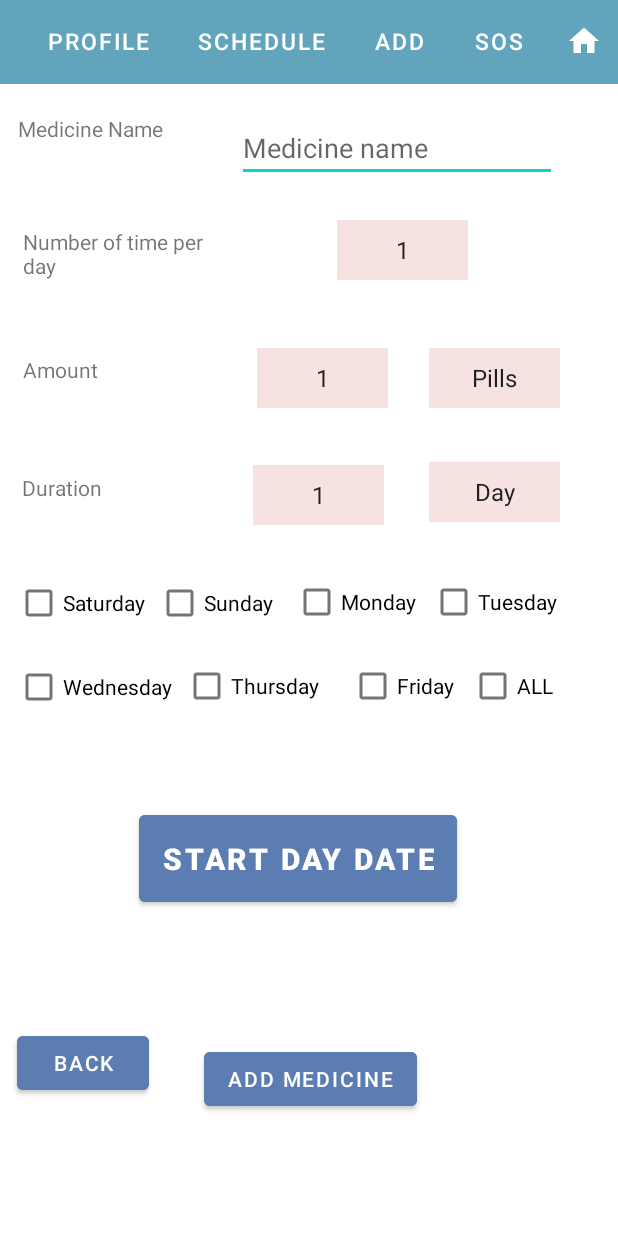
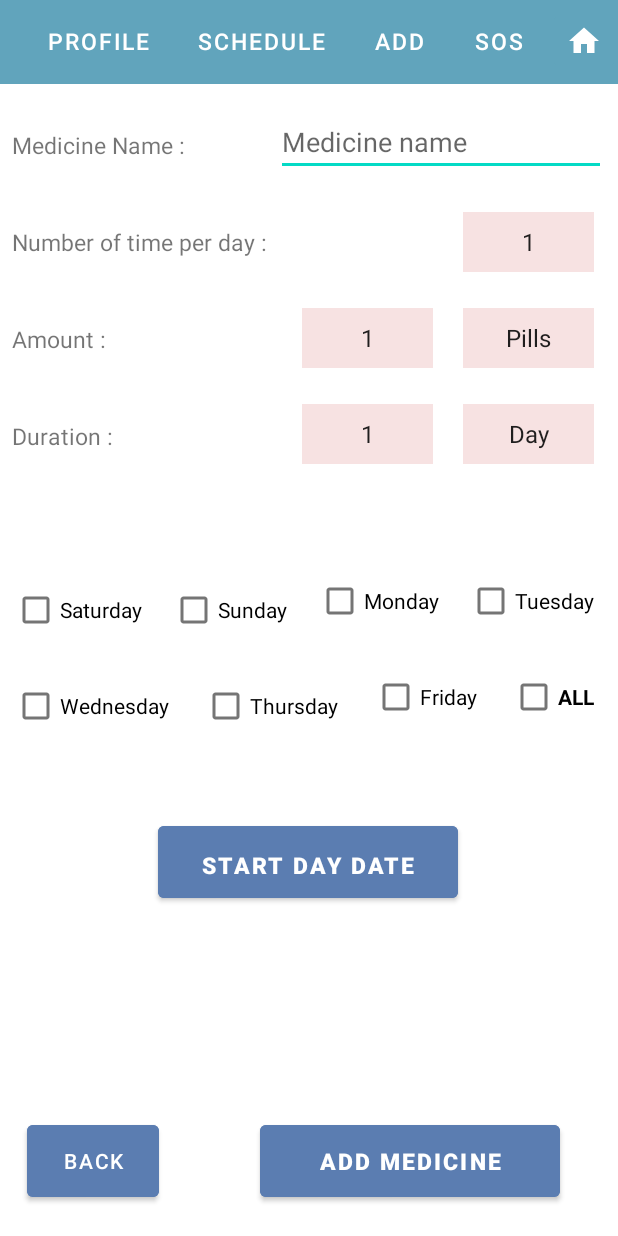
Before and after one commit to MohammedManni/CPIT99Project, an Android app: the Add_Medicine_Text screen opened directly, with no data from a screen before it, on a phone screen of 412 x 824 dp. Run offline under Robolectric (Android 15) with nearby library versions, the phone set to English and light mode, and no system bars.

Commit message:
(Add medicine Text--> design )

```diff
--- a/app/src/main/res/layout/add_medicine_text.xml
+++ b/app/src/main/res/layout/add_medicine_text.xml
@@ -1,6 +1,5 @@
 <?xml version="1.0" encoding="utf-8"?>
-<androidx.constraintlayout.widget.ConstraintLayout
-    xmlns:android="http://schemas.android.com/apk/res/android"
+<androidx.constraintlayout.widget.ConstraintLayout xmlns:android="http://schemas.android.com/apk/res/android"
     xmlns:app="http://schemas.android.com/apk/res-auto"
     xmlns:tools="http://schemas.android.com/tools"
     android:layout_width="match_parent"
@@ -12,9 +11,10 @@
         android:id="@+id/Monday"
         android:layout_width="wrap_content"
         android:layout_height="wrap_content"
-        android:layout_marginStart="13dp"
-        android:layout_marginTop="27dp"
+        android:layout_marginTop="67dp"
         android:text="Monday"
+        app:layout_constraintEnd_toStartOf="@+id/Tuesday"
+        app:layout_constraintHorizontal_bias="0.5"
         app:layout_constraintStart_toEndOf="@+id/Sunday"
         app:layout_constraintTop_toBottomOf="@+id/numberDurationSpin" />
 
@@ -22,8 +22,8 @@
         android:id="@+id/Wednesday"
         android:layout_width="wrap_content"
         android:layout_height="wrap_content"
-        android:layout_marginStart="10dp"
-        android:layout_marginTop="8dp"
+        android:layout_marginStart="8dp"
+        android:layout_marginTop="16dp"
         android:text="Wednesday"
         app:layout_constraintStart_toStartOf="parent"
         app:layout_constraintTop_toBottomOf="@+id/Saturday" />
@@ -32,21 +32,20 @@
         android:id="@+id/Tuesday"
         android:layout_width="wrap_content"
         android:layout_height="wrap_content"
-        android:layout_marginStart="8dp"
-        android:layout_marginTop="29dp"
-        android:layout_marginEnd="40dp"
+        android:layout_marginTop="67dp"
+        android:layout_marginEnd="16dp"
         android:text="Tuesday"
         app:layout_constraintEnd_toEndOf="parent"
-        app:layout_constraintStart_toEndOf="@+id/Monday"
         app:layout_constraintTop_toBottomOf="@+id/TextDurationSpin" />
 
     <CheckBox
         android:id="@+id/Friday"
         android:layout_width="wrap_content"
         android:layout_height="wrap_content"
-        android:layout_marginStart="20dp"
-        android:layout_marginTop="8dp"
+        android:layout_marginTop="16dp"
         android:text="Friday"
+        app:layout_constraintEnd_toStartOf="@+id/ALL"
+        app:layout_constraintHorizontal_bias="0.5"
         app:layout_constraintStart_toEndOf="@+id/Thursday"
         app:layout_constraintTop_toBottomOf="@+id/Monday" />
 
@@ -54,20 +53,19 @@
         android:id="@+id/ALL"
         android:layout_width="wrap_content"
         android:layout_height="wrap_content"
-        android:layout_marginStart="13dp"
-        android:layout_marginTop="8dp"
-        android:layout_marginEnd="47dp"
+        android:layout_marginTop="16dp"
+        android:layout_marginEnd="16dp"
         android:text="ALL"
+        android:textStyle="bold"
         app:layout_constraintEnd_toEndOf="parent"
-        app:layout_constraintStart_toEndOf="@+id/Friday"
         app:layout_constraintTop_toBottomOf="@+id/Tuesday" />
 
     <CheckBox
         android:id="@+id/Saturday"
         android:layout_width="wrap_content"
         android:layout_height="wrap_content"
-        android:layout_marginStart="10dp"
-        android:layout_marginTop="27dp"
+        android:layout_marginStart="8dp"
+        android:layout_marginTop="67dp"
         android:text="Saturday"
         app:layout_constraintStart_toStartOf="parent"
         app:layout_constraintTop_toBottomOf="@+id/DurtaionTextView" />
@@ -76,19 +74,21 @@
         android:id="@+id/Thursday"
         android:layout_width="wrap_content"
         android:layout_height="wrap_content"
-        android:layout_marginStart="7dp"
-        android:layout_marginTop="8dp"
+        android:layout_marginTop="16dp"
         android:text="Thursday"
+        app:layout_constraintEnd_toStartOf="@+id/Friday"
+        app:layout_constraintHorizontal_bias="0.5"
         app:layout_constraintStart_toEndOf="@+id/Wednesday"
-        app:layout_constraintTop_toBottomOf="@+id/Monday" />
+        app:layout_constraintTop_toBottomOf="@+id/Sunday" />
 
     <CheckBox
         android:id="@+id/Sunday"
         android:layout_width="wrap_content"
         android:layout_height="wrap_content"
-        android:layout_marginStart="7dp"
-        android:layout_marginTop="27dp"
+        android:layout_marginTop="67dp"
         android:text="Sunday"
+        app:layout_constraintEnd_toStartOf="@+id/Monday"
+        app:layout_constraintHorizontal_bias="0.5"
         app:layout_constraintStart_toEndOf="@+id/Saturday"
         app:layout_constraintTop_toBottomOf="@+id/DurtaionTextView" />
 
@@ -99,171 +99,188 @@
 
     <TextView
         android:id="@+id/MedicineName"
-        android:layout_width="134dp"
+        android:layout_width="175dp"
         android:layout_height="35dp"
-        android:layout_marginStart="12dp"
-        android:layout_marginTop="20dp"
-        android:text="Medicine Name"
+        android:layout_marginStart="8dp"
+        android:layout_marginTop="30dp"
+        android:text="Medicine Name :"
+
+        android:textSize="15dp"
         app:layout_constraintStart_toStartOf="parent"
         app:layout_constraintTop_toBottomOf="@+id/toolbarMedication" />
 
+
     <TextView
         android:id="@+id/numberOfTimeView"
-        android:layout_width="134dp"
+        android:layout_width="175dp"
         android:layout_height="35dp"
-        android:layout_marginStart="15dp"
-        android:layout_marginTop="40dp"
-        android:text="Number of time per day"
+        android:layout_marginStart="8dp"
+        android:layout_marginTop="29dp"
+        android:text="Number of time per day :"
+        android:textSize="15dp"
         app:layout_constraintStart_toStartOf="parent"
         app:layout_constraintTop_toBottomOf="@+id/MedicineName" />
 
 
     <TextView
         android:id="@+id/amountTextView"
-        android:layout_width="134dp"
+        android:layout_width="175dp"
         android:layout_height="35dp"
-        android:layout_marginStart="15dp"
-        android:layout_marginTop="50dp"
-        android:text="Amount"
+        android:layout_marginStart="8dp"
+        android:layout_marginTop="29dp"
+        android:text="Amount :"
+        android:textSize="15dp"
         app:layout_constraintStart_toStartOf="parent"
         app:layout_constraintTop_toBottomOf="@+id/numberOfTimeView" />
 
 
     <TextView
         android:id="@+id/DurtaionTextView"
-        android:layout_width="134dp"
+        android:layout_width="175dp"
         android:layout_height="35dp"
-        android:layout_marginStart="15dp"
-        android:layout_marginTop="43dp"
-        android:text="Duration"
-        app:layout_constraintEnd_toStartOf="@+id/numberDurationSpin"
+        android:layout_marginStart="8dp"
+        android:layout_marginTop="29dp"
+        android:text="Duration :"
+        android:textSize="15dp"
         app:layout_constraintStart_toStartOf="parent"
         app:layout_constraintTop_toBottomOf="@+id/amountTextView" />
 
     <EditText
         android:id="@+id/EditMedicineName"
-        android:layout_width="wrap_content"
+        android:layout_width="220dp"
         android:layout_height="wrap_content"
-        android:layout_marginStart="12dp"
-        android:layout_marginTop="20dp"
-        android:ems="10"
+
+        android:layout_marginTop="16dp"
+        android:layout_marginEnd="8dp"
         android:hint="Medicine name"
         android:inputType="textAutoCorrect"
-        app:layout_constraintStart_toEndOf="@+id/MedicineName"
+        app:layout_constraintEnd_toEndOf="parent"
         app:layout_constraintTop_toBottomOf="@+id/toolbarMedication" />
-
 
     <Button
         android:id="@+id/Add_medicine"
-        android:layout_width="wrap_content"
-        android:layout_height="wrap_content"
-        android:layout_marginStart="34dp"
-        android:layout_marginTop="53dp"
-        android:layout_marginEnd="132dp"
-        android:layout_marginBottom="46dp"
+        android:layout_width="200dp"
+        android:layout_height="60dp"
+        android:layout_marginStart="67dp"
+        android:layout_marginEnd="39dp"
+        android:layout_marginBottom="20dp"
         android:backgroundTint="#5B7DB1"
         android:text="Add Medicine"
+        android:textSize="15dp"
+        android:textStyle="bold"
         app:layout_constraintBottom_toBottomOf="parent"
         app:layout_constraintEnd_toEndOf="parent"
-        app:layout_constraintStart_toEndOf="@+id/back"
-        app:layout_constraintTop_toBottomOf="@+id/Start_day_DATE" />
+        app:layout_constraintStart_toEndOf="@+id/back" />
 
     <Button
         android:id="@+id/back"
         android:layout_width="wrap_content"
-        android:layout_height="wrap_content"
-        android:layout_marginStart="9dp"
-        android:layout_marginTop="157dp"
-        android:layout_marginBottom="46dp"
+        android:layout_height="60dp"
+        android:layout_marginStart="18dp"
+        android:layout_marginBottom="20dp"
         android:backgroundTint="#5B7DB1"
         android:text="Back"
         app:layout_constraintBottom_toBottomOf="parent"
-        app:layout_constraintEnd_toStartOf="@+id/Add_medicine"
-        app:layout_constraintStart_toStartOf="parent"
-        app:layout_constraintTop_toBottomOf="@+id/Wednesday" />
+        app:layout_constraintStart_toStartOf="parent" />
 
     <Spinner
         android:id="@+id/numberDurationSpin"
         android:layout_width="87dp"
         android:layout_height="40dp"
-        android:layout_marginStart="20dp"
-        android:layout_marginTop="38dp"
-        android:layout_marginEnd="30dp"
+        android:layout_marginTop="24dp"
+        android:layout_marginEnd="20dp"
+        android:background="#F7E2E2"
+        android:spinnerMode="dropdown"
         android:textAlignment="center"
-        android:spinnerMode="dropdown"
-        android:background="#F7E2E2"
+        android:textSize="15dp"
         app:layout_constraintEnd_toStartOf="@+id/TextDurationSpin"
-        app:layout_constraintStart_toEndOf="@+id/DurtaionTextView"
         app:layout_constraintTop_toBottomOf="@+id/amountNumberSpinner" />
 
     <Spinner
         android:id="@+id/numberOfTimeSpin"
         android:layout_width="87dp"
         android:layout_height="40dp"
-        android:layout_marginStart="75dp"
-        android:layout_marginTop="25dp"
-        android:layout_marginEnd="100dp"
+        android:layout_marginTop="24dp"
+        android:layout_marginEnd="16dp"
+        android:background="#F7E2E2"
+        android:spinnerMode="dropdown"
         android:textAlignment="center"
-        android:spinnerMode="dropdown"
-        android:background="#F7E2E2"
+        android:textSize="15dp"
         app:layout_constraintEnd_toEndOf="parent"
-        app:layout_constraintStart_toEndOf="@+id/numberOfTimeView"
         app:layout_constraintTop_toBottomOf="@+id/EditMedicineName" />
 
     <Spinner
         android:id="@+id/amountNumberSpinner"
         android:layout_width="87dp"
         android:layout_height="40dp"
-        android:layout_marginStart="22dp"
-        android:layout_marginTop="45dp"
-        android:layout_marginEnd="27dp"
+        android:layout_marginTop="24dp"
+        android:layout_marginEnd="20dp"
+        android:background="#F7E2E2"
+        android:spinnerMode="dropdown"
         android:textAlignment="center"
-        android:spinnerMode="dropdown"
-        android:background="#F7E2E2"
+        android:textSize="15dp"
         app:layout_constraintEnd_toStartOf="@+id/amountTextSpinner"
-        app:layout_constraintStart_toEndOf="@+id/amountTextView"
         app:layout_constraintTop_toBottomOf="@+id/numberOfTimeSpin" />
 
     <Spinner
         android:id="@+id/amountTextSpinner"
         android:layout_width="87dp"
         android:layout_height="40dp"
-        android:layout_marginTop="45dp"
-        android:layout_marginEnd="39dp"
+        android:layout_marginTop="88dp"
+        android:layout_marginEnd="16dp"
+        android:background="#F7E2E2"
+        android:spinnerMode="dropdown"
         android:textAlignment="center"
-        android:spinnerMode="dropdown"
-        android:background="#F7E2E2"
+        android:textSize="15dp"
         app:layout_constraintEnd_toEndOf="parent"
-        app:layout_constraintStart_toEndOf="@+id/amountNumberSpinner"
-        app:layout_constraintTop_toBottomOf="@+id/numberOfTimeSpin" />
+        app:layout_constraintTop_toBottomOf="@+id/EditMedicineName" />
 
     <Spinner
         android:id="@+id/TextDurationSpin"
         android:layout_width="87dp"
         android:layout_height="40dp"
-        android:layout_marginTop="36dp"
+        android:layout_marginTop="24dp"
+        android:layout_marginEnd="16dp"
+        android:background="#F7E2E2"
+        android:spinnerMode="dropdown"
         android:textAlignment="center"
-        android:spinnerMode="dropdown"
-        android:layout_marginEnd="39dp"
-        android:background="#F7E2E2"
+        android:textSize="15dp"
         app:layout_constraintEnd_toEndOf="parent"
-        app:layout_constraintStart_toEndOf="@+id/numberDurationSpin"
         app:layout_constraintTop_toBottomOf="@+id/amountTextSpinner" />
 
     <Button
         android:id="@+id/Start_day_DATE"
+        android:layout_width="200dp"
+        android:layout_height="60dp"
+        android:layout_marginTop="50dp"
+        android:backgroundTint="#5B7DB1"
+        android:padding="15dp"
+        android:text="Start day DATE"
+        android:textSize="15dp"
+        android:textStyle="bold"
+        app:layout_constraintEnd_toEndOf="parent"
+        app:layout_constraintHorizontal_bias="0.497"
+        app:layout_constraintStart_toStartOf="parent"
+        app:layout_constraintTop_toBottomOf="@+id/Wednesday" />
+
+    <androidx.constraintlayout.widget.Group
+        android:id="@+id/group2"
         android:layout_width="wrap_content"
         android:layout_height="wrap_content"
-        android:layout_marginStart="119dp"
-        android:layout_marginTop="56dp"
-        android:layout_marginEnd="134dp"
-        android:backgroundTint="#5B7DB1"
-        android:text="Start day DATE"
-        android:padding="15dp"
-        android:textSize="20sp"
-        android:textStyle="bold"
-        app:layout_constraintEnd_toEndOf="parent"
-        app:layout_constraintStart_toStartOf="parent"
-        app:layout_constraintTop_toBottomOf="@+id/Friday" />
+        app:constraint_referenced_ids="Monday,Thursday,ALL,Tuesday,Saturday,Sunday,Wednesday,Friday" />
+
+    <androidx.constraintlayout.widget.Barrier
+        android:id="@+id/barrier5"
+        android:layout_width="wrap_content"
+        android:layout_height="wrap_content"
+        app:barrierDirection="top"
+        app:constraint_referenced_ids="Monday,Thursday,ALL,Tuesday,Saturday,Sunday,Wednesday,Friday" />
+
+    <androidx.constraintlayout.widget.Barrier
+        android:id="@+id/barrier7"
+        android:layout_width="wrap_content"
+        android:layout_height="wrap_content"
+        app:barrierDirection="top"
+        app:constraint_referenced_ids="Add_medicine" />
 
 </androidx.constraintlayout.widget.ConstraintLayout>
```
